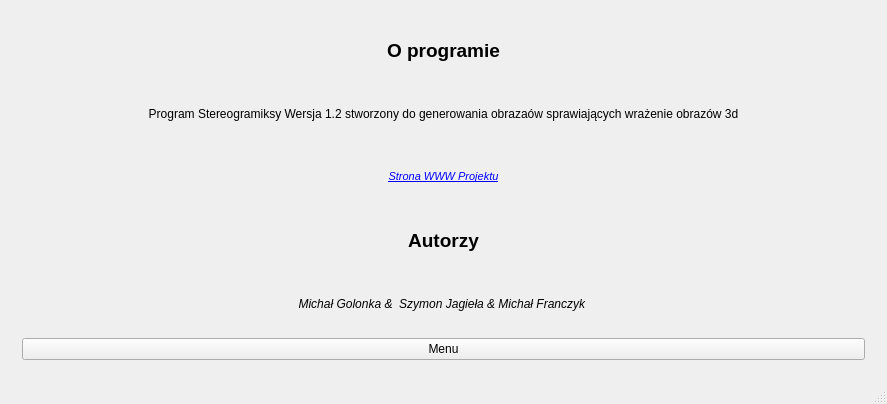
Above: projekt/src/mainwindow.ui from KevinSupertramp/stereogramiksy before the change. Below: the same form after it.
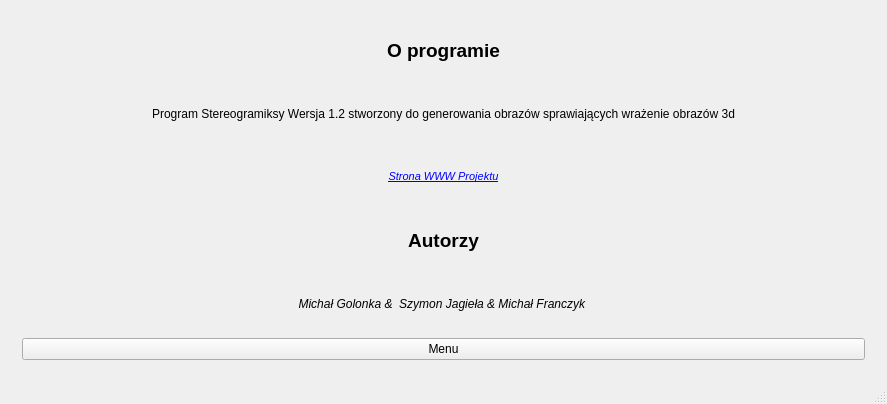
That is the form after the change.

Commit message: +poprawiona literówka

Patch:
```diff
--- a/projekt/src/mainwindow.ui
+++ b/projekt/src/mainwindow.ui
@@ -1055,7 +1055,7 @@
              </font>
             </property>
             <property name="text">
-             <string>Program Stereogramiksy Wersja 1.2 stworzony do generowania obrazaów sprawiających wrażenie obrazów 3d</string>
+             <string>Program Stereogramiksy Wersja 1.2 stworzony do generowania obrazów sprawiających wrażenie obrazów 3d</string>
             </property>
             <property name="alignment">
              <set>Qt::AlignCenter</set>
```
